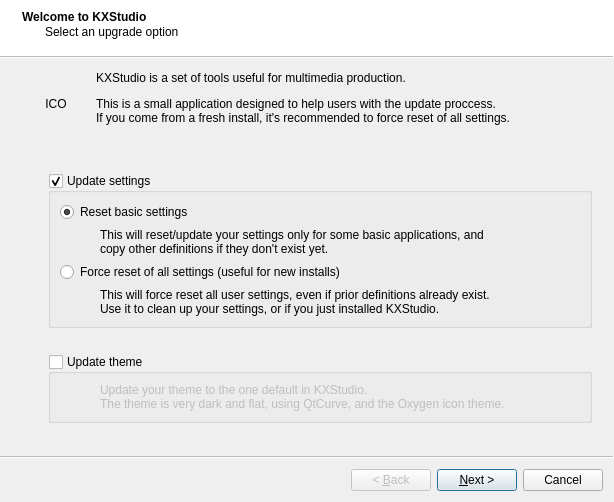
Old version of the form welcome/welcome.ui in the repository KXStudio/KXStudio.
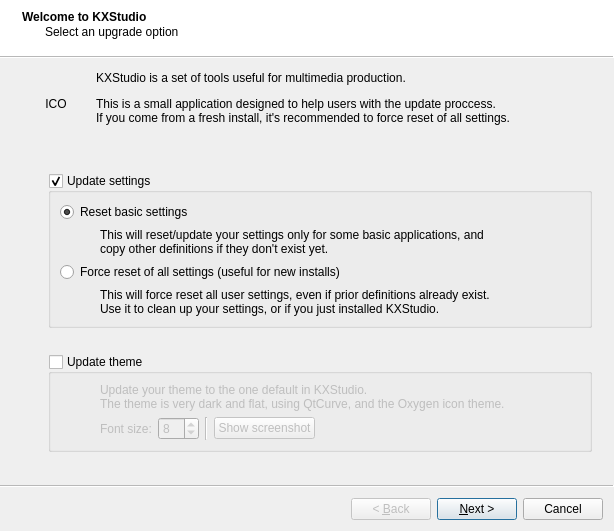
New version of the form.

Commit message: Welcome: Initial work for font-size and screenshot support

What changed in the file:
```diff
--- a/welcome/welcome.ui
+++ b/welcome/welcome.ui
@@ -6,8 +6,8 @@
    <rect>
     <x>0</x>
     <y>0</y>
-    <width>600</width>
-    <height>457</height>
+    <width>608</width>
+    <height>502</height>
    </rect>
   </property>
   <property name="windowTitle">
@@ -23,7 +23,7 @@
    <property name="subTitle">
     <string>Select an upgrade option</string>
    </property>
-   <layout class="QGridLayout" name="gridLayout_2">
+   <layout class="QGridLayout" name="gridLayout_3">
     <item row="0" column="0" colspan="2">
      <layout class="QHBoxLayout" name="horizontalLayout">
       <item>
@@ -71,7 +71,7 @@
       </item>
      </layout>
     </item>
-    <item row="1" column="0" rowspan="2">
+    <item row="1" column="0" rowspan="5">
      <spacer name="horizontalSpacer_3">
       <property name="orientation">
        <enum>Qt::Horizontal</enum>
@@ -104,8 +104,6 @@
      </spacer>
     </item>
     <item row="2" column="1">
-     <layout class="QVBoxLayout" name="verticalLayout_5">
-      <item>
        <widget class="QGroupBox" name="group_settings">
         <property name="sizePolicy">
          <sizepolicy hsizetype="Expanding" vsizetype="Preferred">
@@ -212,7 +210,7 @@
         </layout>
        </widget>
       </item>
-      <item>
+    <item row="3" column="1">
        <spacer name="verticalSpacer_5">
         <property name="orientation">
          <enum>Qt::Vertical</enum>
@@ -228,7 +226,7 @@
         </property>
        </spacer>
       </item>
-      <item>
+    <item row="4" column="1">
        <widget class="QGroupBox" name="group_theme">
         <property name="sizePolicy">
          <sizepolicy hsizetype="Expanding" vsizetype="Preferred">
@@ -248,8 +246,8 @@
         <property name="checked">
          <bool>false</bool>
         </property>
-        <layout class="QHBoxLayout" name="horizontalLayout_4">
-         <item>
+      <layout class="QGridLayout" name="gridLayout_2">
+       <item row="0" column="0" rowspan="2">
           <spacer name="horizontalSpacer_4">
            <property name="orientation">
             <enum>Qt::Horizontal</enum>
@@ -265,7 +263,7 @@
            </property>
           </spacer>
          </item>
-         <item>
+       <item row="0" column="1">
           <widget class="QLabel" name="label_10">
            <property name="text">
             <string>Update your theme to the one default in KXStudio.
@@ -273,12 +271,61 @@
            </property>
           </widget>
          </item>
-        </layout>
-       </widget>
-      </item>
-     </layout>
-    </item>
-    <item row="3" column="1">
+       <item row="1" column="1">
+        <layout class="QHBoxLayout" name="horizontalLayout_4">
+         <item>
+          <widget class="QLabel" name="label_4">
+           <property name="text">
+            <string>Font size:</string>
+           </property>
+          </widget>
+         </item>
+         <item>
+          <widget class="QSpinBox" name="sb_fontSize">
+           <property name="minimum">
+            <number>7</number>
+           </property>
+           <property name="maximum">
+            <number>12</number>
+           </property>
+           <property name="value">
+            <number>8</number>
+           </property>
+          </widget>
+         </item>
+         <item>
+          <widget class="Line" name="line">
+           <property name="orientation">
+            <enum>Qt::Vertical</enum>
+           </property>
+          </widget>
+         </item>
+         <item>
+          <widget class="QPushButton" name="b_screenshot">
+           <property name="text">
+            <string>Show screenshot</string>
+           </property>
+          </widget>
+         </item>
+         <item>
+          <spacer name="horizontalSpacer_6">
+           <property name="orientation">
+            <enum>Qt::Horizontal</enum>
+           </property>
+           <property name="sizeHint" stdset="0">
+            <size>
+             <width>40</width>
+             <height>20</height>
+            </size>
+           </property>
+          </spacer>
+         </item>
+        </layout>
+       </item>
+      </layout>
+     </widget>
+    </item>
+    <item row="5" column="1">
      <spacer name="verticalSpacer_2">
       <property name="orientation">
        <enum>Qt::Vertical</enum>
```
Lines whose indentation alone changed are shown as unchanged. The commit also changes 2 other files.
